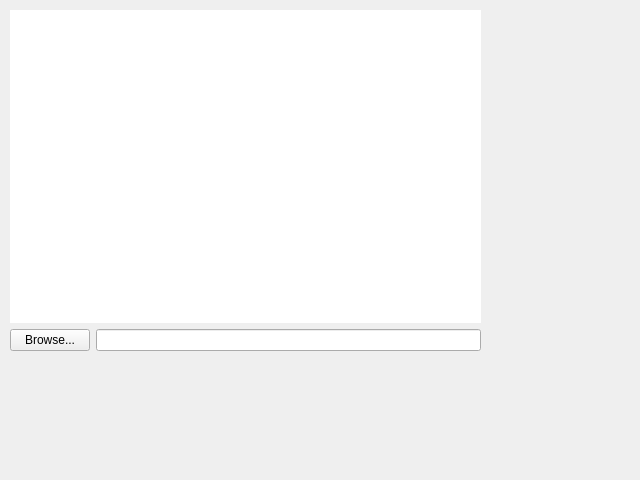
First picture: the form in ImageWizard/backgroundchooser.ui, repository coltoncandy/Image-Generator-Wizard, before the edit.
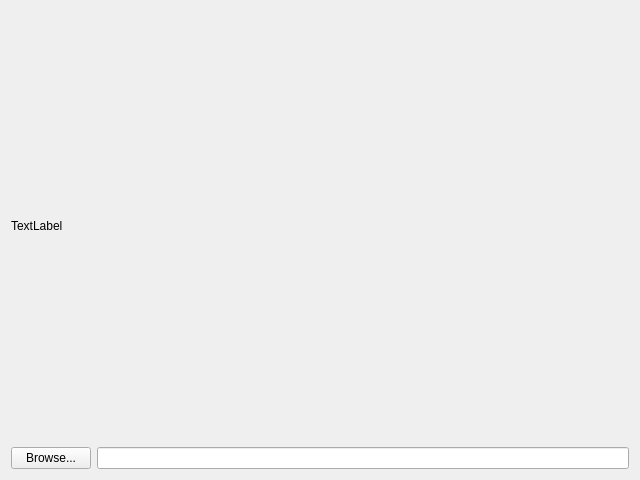
Second picture: the form after the edit.

```diff
--- a/ImageWizard/backgroundchooser.ui
+++ b/ImageWizard/backgroundchooser.ui
@@ -11,7 +11,7 @@
    </rect>
   </property>
   <property name="sizePolicy">
-   <sizepolicy hsizetype="Maximum" vsizetype="Maximum">
+   <sizepolicy hsizetype="Expanding" vsizetype="Expanding">
     <horstretch>0</horstretch>
     <verstretch>0</verstretch>
    </sizepolicy>
@@ -19,34 +19,24 @@
   <property name="windowTitle">
    <string>Form</string>
   </property>
-  <widget class="QWidget" name="verticalLayoutWidget">
-   <property name="geometry">
-    <rect>
-     <x>10</x>
-     <y>10</y>
-     <width>471</width>
-     <height>341</height>
-    </rect>
-   </property>
-   <layout class="QVBoxLayout" name="verticalLayout">
-    <property name="sizeConstraint">
-     <enum>QLayout::SetDefaultConstraint</enum>
-    </property>
+  <layout class="QVBoxLayout" name="verticalLayout_2">
     <item>
-     <layout class="QHBoxLayout" name="horizontalLayout_3">
-      <item>
-       <widget class="QGraphicsView" name="graphicsView">
-        <property name="frameShape">
-         <enum>QFrame::NoFrame</enum>
-        </property>
-       </widget>
-      </item>
-     </layout>
+    <widget class="QLabel" name="label">
+     <property name="sizePolicy">
+      <sizepolicy hsizetype="Expanding" vsizetype="Expanding">
+       <horstretch>0</horstretch>
+       <verstretch>0</verstretch>
+      </sizepolicy>
+     </property>
+     <property name="text">
+      <string>TextLabel</string>
+     </property>
+    </widget>
     </item>
     <item>
      <layout class="QHBoxLayout" name="horizontalLayout">
       <item>
-       <widget class="QPushButton" name="fileChooser">
+      <widget class="QPushButton" name="browseButton">
         <property name="text">
          <string>Browse...</string>
         </property>
@@ -63,7 +53,6 @@
     </item>
    </layout>
   </widget>
- </widget>
  <resources/>
  <connections>
   <connection>
```
Left out of the diff: 10 changed lines with no effect on the pictures. Lines whose indentation alone changed are shown as unchanged.
